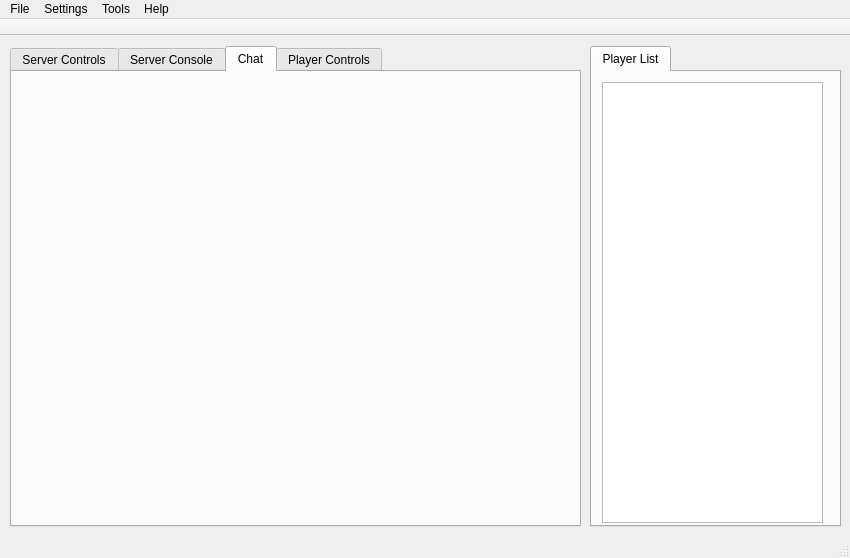
Old version of the form LoEWCT/mainwindow.ui in the repository WapaMario63/LoEWCT.
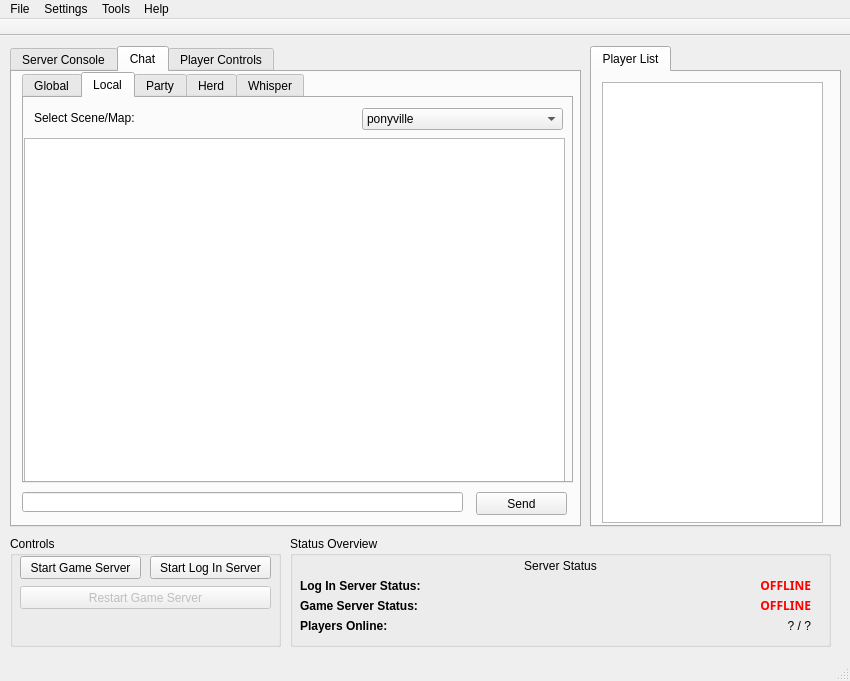
New version of the form. The open tabs and pages were chosen to show the change.

Diff of the .ui file:
```diff
--- a/LoEWCT/mainwindow.ui
+++ b/LoEWCT/mainwindow.ui
@@ -7,7 +7,7 @@
     <x>0</x>
     <y>0</y>
     <width>850</width>
-    <height>558</height>
+    <height>681</height>
    </rect>
   </property>
   <property name="windowTitle">
@@ -26,179 +26,6 @@
     <property name="currentIndex">
      <number>0</number>
     </property>
-    <widget class="QWidget" name="serverStatusTab">
-     <attribute name="title">
-      <string notr="true">Server Controls</string>
-     </attribute>
-     <widget class="QGroupBox" name="groupBox">
-      <property name="geometry">
-       <rect>
-        <x>10</x>
-        <y>10</y>
-        <width>541</width>
-        <height>91</height>
-       </rect>
-      </property>
-      <property name="title">
-       <string>Status Overview</string>
-      </property>
-      <widget class="QLabel" name="label">
-       <property name="geometry">
-        <rect>
-         <x>10</x>
-         <y>20</y>
-         <width>131</width>
-         <height>21</height>
-        </rect>
-       </property>
-       <property name="text">
-        <string>&lt;b&gt;Log In Server Status:&lt;/b&gt;</string>
-       </property>
-       <property name="scaledContents">
-        <bool>false</bool>
-       </property>
-      </widget>
-      <widget class="QLabel" name="logInServStatus">
-       <property name="geometry">
-        <rect>
-         <x>450</x>
-         <y>20</y>
-         <width>71</width>
-         <height>20</height>
-        </rect>
-       </property>
-       <property name="font">
-        <font>
-         <family>Lucida Sans</family>
-         <weight>75</weight>
-         <bold>true</bold>
-        </font>
-       </property>
-       <property name="text">
-        <string>&lt;html&gt;&lt;head/&gt;&lt;body&gt;&lt;p&gt;&lt;span style=&quot; font-weight:600; color:#ff0000;&quot;&gt;OFFLINE&lt;/span&gt;&lt;/p&gt;&lt;/body&gt;&lt;/html&gt;</string>
-       </property>
-       <property name="textFormat">
-        <enum>Qt::RichText</enum>
-       </property>
-       <property name="alignment">
-        <set>Qt::AlignRight|Qt::AlignTrailing|Qt::AlignVCenter</set>
-       </property>
-      </widget>
-      <widget class="QLabel" name="label_2">
-       <property name="geometry">
-        <rect>
-         <x>10</x>
-         <y>40</y>
-         <width>131</width>
-         <height>21</height>
-        </rect>
-       </property>
-       <property name="text">
-        <string>&lt;html&gt;&lt;head/&gt;&lt;body&gt;&lt;p&gt;&lt;span style=&quot; font-weight:600;&quot;&gt;Game Server Status:&lt;/span&gt;&lt;/p&gt;&lt;/body&gt;&lt;/html&gt;</string>
-       </property>
-       <property name="scaledContents">
-        <bool>false</bool>
-       </property>
-      </widget>
-      <widget class="QLabel" name="gameServStatus">
-       <property name="geometry">
-        <rect>
-         <x>450</x>
-         <y>40</y>
-         <width>71</width>
-         <height>20</height>
-        </rect>
-       </property>
-       <property name="font">
-        <font>
-         <family>Lucida Sans</family>
-         <weight>75</weight>
-         <bold>true</bold>
-        </font>
-       </property>
-       <property name="text">
-        <string>&lt;html&gt;&lt;head/&gt;&lt;body&gt;&lt;p&gt;&lt;span style=&quot; font-weight:600; color:#ff0000;&quot;&gt;OFFLINE&lt;/span&gt;&lt;/p&gt;&lt;/body&gt;&lt;/html&gt;</string>
-       </property>
-       <property name="textFormat">
-        <enum>Qt::RichText</enum>
-       </property>
-       <property name="alignment">
-        <set>Qt::AlignRight|Qt::AlignTrailing|Qt::AlignVCenter</set>
-       </property>
-      </widget>
-      <widget class="QLabel" name="label_3">
-       <property name="geometry">
-        <rect>
-         <x>10</x>
-         <y>60</y>
-         <width>131</width>
-         <height>21</height>
-        </rect>
-       </property>
-       <property name="text">
-        <string>&lt;html&gt;&lt;head/&gt;&lt;body&gt;&lt;p&gt;&lt;span style=&quot; font-weight:600;&quot;&gt;Players Online:&lt;/span&gt;&lt;/p&gt;&lt;/body&gt;&lt;/html&gt;</string>
-       </property>
-       <property name="scaledContents">
-        <bool>false</bool>
-       </property>
-      </widget>
-     </widget>
-     <widget class="QGroupBox" name="groupBox_2">
-      <property name="geometry">
-       <rect>
-        <x>10</x>
-        <y>110</y>
-        <width>541</width>
-        <height>51</height>
-       </rect>
-      </property>
-      <property name="title">
-       <string>Controls</string>
-      </property>
-      <widget class="QPushButton" name="restartGameServStatusBtn">
-       <property name="enabled">
-        <bool>false</bool>
-       </property>
-       <property name="geometry">
-        <rect>
-         <x>390</x>
-         <y>20</y>
-         <width>141</width>
-         <height>23</height>
-        </rect>
-       </property>
-       <property name="text">
-        <string>Restart Game Server</string>
-       </property>
-      </widget>
-      <widget class="QPushButton" name="gameServStatusBtn">
-       <property name="geometry">
-        <rect>
-         <x>160</x>
-         <y>20</y>
-         <width>221</width>
-         <height>23</height>
-        </rect>
-       </property>
-       <property name="text">
-        <string>Star Game Server</string>
-       </property>
-      </widget>
-      <widget class="QPushButton" name="logInServStatusBtn">
-       <property name="geometry">
-        <rect>
-         <x>10</x>
-         <y>20</y>
-         <width>141</width>
-         <height>23</height>
-        </rect>
-       </property>
-       <property name="text">
-        <string>Start Log In Server</string>
-       </property>
-      </widget>
-     </widget>
-    </widget>
     <widget class="QWidget" name="serverConsoleTab">
      <attribute name="title">
       <string>Server Console</string>
@@ -313,6 +140,272 @@
      <attribute name="title">
       <string>Chat</string>
      </attribute>
+     <widget class="QLineEdit" name="chatLine">
+      <property name="geometry">
+       <rect>
+        <x>10</x>
+        <y>420</y>
+        <width>441</width>
+        <height>20</height>
+       </rect>
+      </property>
+     </widget>
+     <widget class="QPushButton" name="sendChat">
+      <property name="geometry">
+       <rect>
+        <x>464</x>
+        <y>420</y>
+        <width>91</width>
+        <height>23</height>
+       </rect>
+      </property>
+      <property name="text">
+       <string>Send</string>
+      </property>
+     </widget>
+     <widget class="QTabWidget" name="tabWidget_3">
+      <property name="geometry">
+       <rect>
+        <x>10</x>
+        <y>0</y>
+        <width>551</width>
+        <height>411</height>
+       </rect>
+      </property>
+      <property name="currentIndex">
+       <number>1</number>
+      </property>
+      <widget class="QWidget" name="tab_3">
+       <attribute name="title">
+        <string>Global</string>
+       </attribute>
+       <widget class="QTextEdit" name="chatLog_global">
+        <property name="geometry">
+         <rect>
+          <x>0</x>
+          <y>0</y>
+          <width>541</width>
+          <height>391</height>
+         </rect>
+        </property>
+       </widget>
+      </widget>
+      <widget class="QWidget" name="tab_4">
+       <attribute name="title">
+        <string>Local</string>
+       </attribute>
+       <widget class="QTextEdit" name="chatLog_local_pv">
+        <property name="geometry">
+         <rect>
+          <x>0</x>
+          <y>40</y>
+          <width>541</width>
+          <height>351</height>
+         </rect>
+        </property>
+       </widget>
+       <widget class="QLabel" name="label_5">
+        <property name="geometry">
+         <rect>
+          <x>10</x>
+          <y>10</y>
+          <width>181</width>
+          <height>20</height>
+         </rect>
+        </property>
+        <property name="text">
+         <string>Select Scene/Map:</string>
+        </property>
+       </widget>
+       <widget class="QComboBox" name="sceneSelect_chat">
+        <property name="geometry">
+         <rect>
+          <x>338</x>
+          <y>10</y>
+          <width>201</width>
+          <height>22</height>
+         </rect>
+        </property>
+        <item>
+         <property name="text">
+          <string>ponyville</string>
+         </property>
+        </item>
+        <item>
+         <property name="text">
+          <string>canterlot</string>
+         </property>
+        </item>
+        <item>
+         <property name="text">
+          <string>cloudsdale</string>
+         </property>
+        </item>
+        <item>
+         <property name="text">
+          <string>gemmines</string>
+         </property>
+        </item>
+        <item>
+         <property name="text">
+          <string>everfree1</string>
+         </property>
+        </item>
+        <item>
+         <property name="text">
+          <string>everfree3</string>
+         </property>
+        </item>
+        <item>
+         <property name="text">
+          <string>zecoras</string>
+         </property>
+        </item>
+        <item>
+         <property name="text">
+          <string>TM01</string>
+         </property>
+        </item>
+        <item>
+         <property name="text">
+          <string>sweetappleacres</string>
+         </property>
+        </item>
+        <item>
+         <property name="text">
+          <string>sugarcubecorner</string>
+         </property>
+        </item>
+        <item>
+         <property name="text">
+          <string>ponyville library 1st floor</string>
+         </property>
+        </item>
+        <item>
+         <property name="text">
+          <string>ponyville library 2nd floor</string>
+         </property>
+        </item>
+        <item>
+         <property name="text">
+          <string>appaloosa</string>
+         </property>
+        </item>
+        <item>
+         <property name="text">
+          <string>cottage</string>
+         </property>
+        </item>
+        <item>
+         <property name="text">
+          <string>raritysboutique</string>
+         </property>
+        </item>
+       </widget>
+       <widget class="QTextEdit" name="chatLog_local_ctl">
+        <property name="enabled">
+         <bool>true</bool>
+        </property>
+        <property name="geometry">
+         <rect>
+          <x>0</x>
+          <y>40</y>
+          <width>541</width>
+          <height>351</height>
+         </rect>
+        </property>
+        <property name="frameShape">
+         <enum>QFrame::StyledPanel</enum>
+        </property>
+       </widget>
+       <widget class="QTextEdit" name="chatLog_local_cld">
+        <property name="enabled">
+         <bool>true</bool>
+        </property>
+        <property name="geometry">
+         <rect>
+          <x>0</x>
+          <y>40</y>
+          <width>541</width>
+          <height>351</height>
+         </rect>
+        </property>
+        <property name="frameShape">
+         <enum>QFrame::StyledPanel</enum>
+        </property>
+       </widget>
+       <widget class="QTextEdit" name="chatLog_local_gms">
+        <property name="enabled">
+         <bool>true</bool>
+        </property>
+        <property name="geometry">
+         <rect>
+          <x>0</x>
+          <y>40</y>
+          <width>541</width>
+          <height>351</height>
+         </rect>
+        </property>
+        <property name="frameShape">
+         <enum>QFrame::StyledPanel</enum>
+        </property>
+       </widget>
+      </widget>
+      <widget class="QWidget" name="tab_5">
+       <attribute name="title">
+        <string>Party</string>
+       </attribute>
+       <widget class="QLabel" name="notice_1">
+        <property name="geometry">
+         <rect>
+          <x>10</x>
+          <y>140</y>
+          <width>531</width>
+          <height>111</height>
+         </rect>
+        </property>
+        <property name="text">
+         <string>&lt;html&gt;&lt;head/&gt;&lt;body&gt;&lt;p align=&quot;center&quot;&gt;&lt;span style=&quot; font-size:16pt; font-weight:600;&quot;&gt;Party Chat is not Available In-Game&lt;/span&gt;&lt;/p&gt;&lt;/body&gt;&lt;/html&gt;</string>
+        </property>
+       </widget>
+      </widget>
+      <widget class="QWidget" name="tab_6">
+       <attribute name="title">
+        <string>Herd</string>
+       </attribute>
+       <widget class="QLabel" name="notice_2">
+        <property name="geometry">
+         <rect>
+          <x>0</x>
+          <y>140</y>
+          <width>541</width>
+          <height>111</height>
+         </rect>
+        </property>
+        <property name="text">
+         <string>&lt;html&gt;&lt;head/&gt;&lt;body&gt;&lt;p align=&quot;center&quot;&gt;&lt;span style=&quot; font-size:16pt; font-weight:600;&quot;&gt;Herd Chat is not Available In-Game&lt;/span&gt;&lt;/p&gt;&lt;/body&gt;&lt;/html&gt;</string>
+        </property>
+       </widget>
+      </widget>
+      <widget class="QWidget" name="tab_7">
+       <attribute name="title">
+        <string>Whisper</string>
+       </attribute>
+       <widget class="QLabel" name="notice_3">
+        <property name="geometry">
+         <rect>
+          <x>0</x>
+          <y>140</y>
+          <width>541</width>
+          <height>111</height>
+         </rect>
+        </property>
+        <property name="text">
+         <string>&lt;html&gt;&lt;head/&gt;&lt;body&gt;&lt;p align=&quot;center&quot;&gt;&lt;span style=&quot; font-size:16pt; font-weight:600;&quot;&gt;Whisper Chat is not Available In-Game&lt;/span&gt;&lt;/p&gt;&lt;/body&gt;&lt;/html&gt;</string>
+        </property>
+       </widget>
+      </widget>
+     </widget>
     </widget>
     <widget class="QWidget" name="tab">
      <attribute name="title">
@@ -348,6 +441,209 @@
      </widget>
     </widget>
    </widget>
+   <widget class="QGroupBox" name="groupBox_2">
+    <property name="geometry">
+     <rect>
+      <x>10</x>
+      <y>500</y>
+      <width>271</width>
+      <height>111</height>
+     </rect>
+    </property>
+    <property name="title">
+     <string>Controls</string>
+    </property>
+    <widget class="QPushButton" name="restartGameServStatusBtn">
+     <property name="enabled">
+      <bool>false</bool>
+     </property>
+     <property name="geometry">
+      <rect>
+       <x>10</x>
+       <y>50</y>
+       <width>251</width>
+       <height>23</height>
+      </rect>
+     </property>
+     <property name="text">
+      <string>Restart Game Server</string>
+     </property>
+    </widget>
+    <widget class="QPushButton" name="gameServStatusBtn">
+     <property name="geometry">
+      <rect>
+       <x>10</x>
+       <y>20</y>
+       <width>121</width>
+       <height>23</height>
+      </rect>
+     </property>
+     <property name="text">
+      <string>Start Game Server</string>
+     </property>
+    </widget>
+    <widget class="QPushButton" name="logInServStatusBtn">
+     <property name="geometry">
+      <rect>
+       <x>140</x>
+       <y>20</y>
+       <width>121</width>
+       <height>23</height>
+      </rect>
+     </property>
+     <property name="text">
+      <string>Start Log In Server</string>
+     </property>
+    </widget>
+   </widget>
+   <widget class="QGroupBox" name="groupBox">
+    <property name="geometry">
+     <rect>
+      <x>290</x>
+      <y>500</y>
+      <width>541</width>
+      <height>111</height>
+     </rect>
+    </property>
+    <property name="title">
+     <string>Status Overview</string>
+    </property>
+    <widget class="QLabel" name="label">
+     <property name="geometry">
+      <rect>
+       <x>10</x>
+       <y>40</y>
+       <width>131</width>
+       <height>21</height>
+      </rect>
+     </property>
+     <property name="text">
+      <string>&lt;b&gt;Log In Server Status:&lt;/b&gt;</string>
+     </property>
+     <property name="scaledContents">
+      <bool>false</bool>
+     </property>
+    </widget>
+    <widget class="QLabel" name="logInServStatus">
+     <property name="geometry">
+      <rect>
+       <x>450</x>
+       <y>40</y>
+       <width>71</width>
+       <height>20</height>
+      </rect>
+     </property>
+     <property name="font">
+      <font>
+       <family>Lucida Sans</family>
+       <weight>75</weight>
+       <bold>true</bold>
+      </font>
+     </property>
+     <property name="text">
+      <string>&lt;html&gt;&lt;head/&gt;&lt;body&gt;&lt;p&gt;&lt;span style=&quot; font-weight:600; color:#ff0000;&quot;&gt;OFFLINE&lt;/span&gt;&lt;/p&gt;&lt;/body&gt;&lt;/html&gt;</string>
+     </property>
+     <property name="textFormat">
+      <enum>Qt::RichText</enum>
+     </property>
+     <property name="alignment">
+      <set>Qt::AlignRight|Qt::AlignTrailing|Qt::AlignVCenter</set>
+     </property>
+    </widget>
+    <widget class="QLabel" name="label_2">
+     <property name="geometry">
+      <rect>
+       <x>10</x>
+       <y>60</y>
+       <width>131</width>
+       <height>21</height>
+      </rect>
+     </property>
+     <property name="text">
+      <string>&lt;html&gt;&lt;head/&gt;&lt;body&gt;&lt;p&gt;&lt;span style=&quot; font-weight:600;&quot;&gt;Game Server Status:&lt;/span&gt;&lt;/p&gt;&lt;/body&gt;&lt;/html&gt;</string>
+     </property>
+     <property name="scaledContents">
+      <bool>false</bool>
+     </property>
+    </widget>
+    <widget class="QLabel" name="gameServStatus">
+     <property name="geometry">
+      <rect>
+       <x>450</x>
+       <y>60</y>
+       <width>71</width>
+       <height>20</height>
+      </rect>
+     </property>
+     <property name="font">
+      <font>
+       <family>Lucida Sans</family>
+       <weight>75</weight>
+       <bold>true</bold>
+      </font>
+     </property>
+     <property name="text">
+      <string>&lt;html&gt;&lt;head/&gt;&lt;body&gt;&lt;p&gt;&lt;span style=&quot; font-weight:600; color:#ff0000;&quot;&gt;OFFLINE&lt;/span&gt;&lt;/p&gt;&lt;/body&gt;&lt;/html&gt;</string>
+     </property>
+     <property name="textFormat">
+      <enum>Qt::RichText</enum>
+     </property>
+     <property name="alignment">
+      <set>Qt::AlignRight|Qt::AlignTrailing|Qt::AlignVCenter</set>
+     </property>
+    </widget>
+    <widget class="QLabel" name="label_3">
+     <property name="geometry">
+      <rect>
+       <x>10</x>
+       <y>80</y>
+       <width>131</width>
+       <height>21</height>
+      </rect>
+     </property>
+     <property name="text">
+      <string>&lt;html&gt;&lt;head/&gt;&lt;body&gt;&lt;p&gt;&lt;span style=&quot; font-weight:600;&quot;&gt;Players Online:&lt;/span&gt;&lt;/p&gt;&lt;/body&gt;&lt;/html&gt;</string>
+     </property>
+     <property name="scaledContents">
+      <bool>false</bool>
+     </property>
+    </widget>
+    <widget class="QLabel" name="serverStatus">
+     <property name="geometry">
+      <rect>
+       <x>15</x>
+       <y>20</y>
+       <width>511</width>
+       <height>20</height>
+      </rect>
+     </property>
+     <property name="text">
+      <string>Server Status</string>
+     </property>
+     <property name="alignment">
+      <set>Qt::AlignCenter</set>
+     </property>
+    </widget>
+    <widget class="QLabel" name="label_4">
+     <property name="geometry">
+      <rect>
+       <x>390</x>
+       <y>80</y>
+       <width>131</width>
+       <height>21</height>
+      </rect>
+     </property>
+     <property name="text">
+      <string>&lt;html&gt;&lt;head/&gt;&lt;body&gt;&lt;p&gt;? / ?&lt;/p&gt;&lt;/body&gt;&lt;/html&gt;</string>
+     </property>
+     <property name="scaledContents">
+      <bool>false</bool>
+     </property>
+     <property name="alignment">
+      <set>Qt::AlignRight|Qt::AlignTrailing|Qt::AlignVCenter</set>
+     </property>
+    </widget>
+   </widget>
   </widget>
   <widget class="QMenuBar" name="menuBar">
    <property name="geometry">
@@ -387,6 +683,7 @@
    <addaction name="menuHelp"/>
    <addaction name="menuHelp_2"/>
   </widget>
+  <widget class="QStatusBar" name="statusBar"/>
   <widget class="QToolBar" name="mainToolBar">
    <property name="movable">
     <bool>false</bool>
@@ -404,7 +701,6 @@
     <bool>false</bool>
    </attribute>
   </widget>
-  <widget class="QStatusBar" name="statusBar"/>
   <action name="actionAbout_LoEWCT">
    <property name="text">
     <string>About [LoEWCT]</string>
```
Left out of the diff: 28 changed lines with no effect on the pictures.
